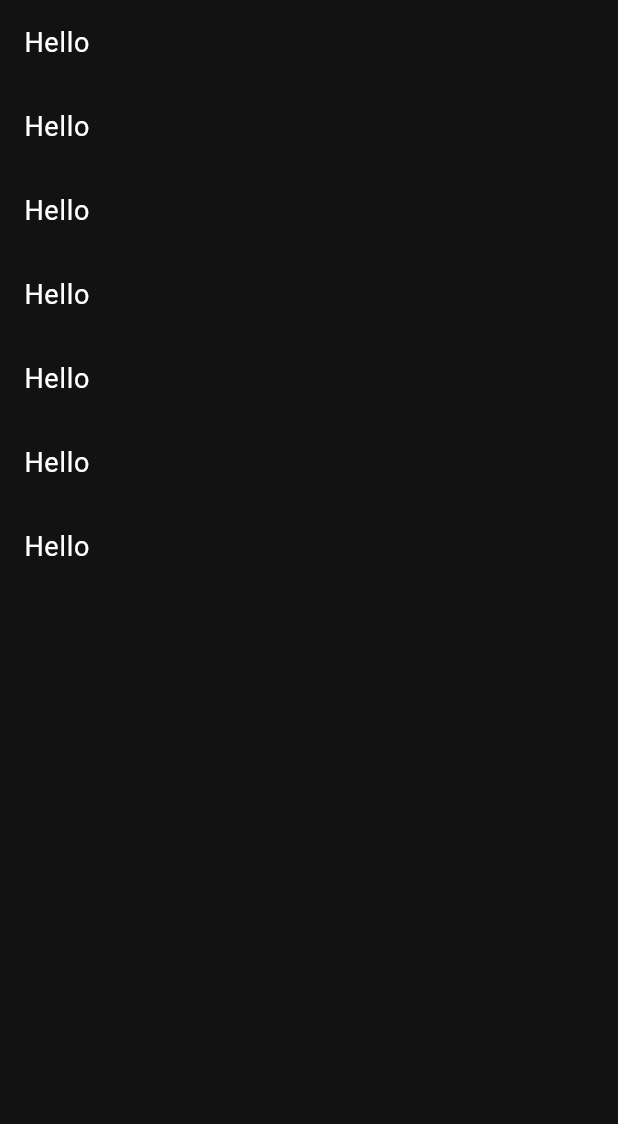
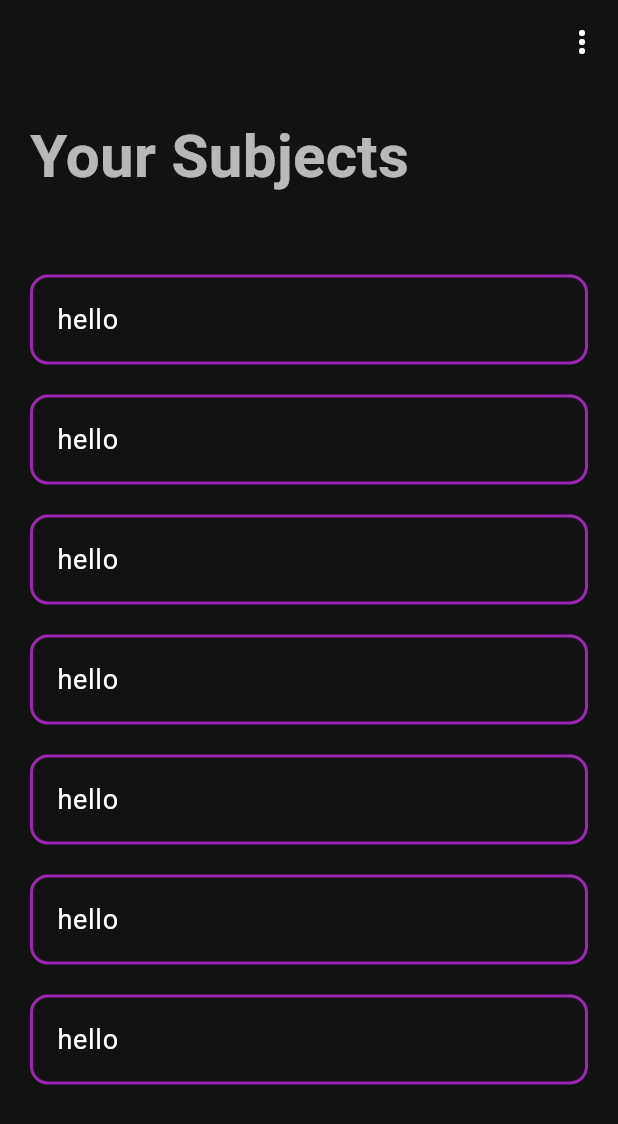
Before and after one commit to aashray374/upasthiti, a Flutter app: the Subjects screen opened directly, on a phone screen of 412 x 824 dp. Shown: the top 1124 px of the screen. Run offline on Flutter 3.47's test engine with Material 3 defaults, Android fonts, the light colour scheme and no system bars.

Commit message:
created Subjects screen

```diff
--- a/lib/components/subject_card.dart
+++ b/lib/components/subject_card.dart
@@ -6,8 +6,23 @@ class SubjectCard extends StatelessWidget {
 
   @override
   Widget build(BuildContext context) {
-    return ListTile(
-      title: Text(subjectName!),
+    return Padding(
+      padding: const EdgeInsets.symmetric(horizontal: 20,vertical: 10),
+      child: Container(
+        decoration: BoxDecoration(
+          borderRadius: BorderRadius.circular(12),
+          border: Border.all(
+            color: Colors.purple,
+            width: 2
+          )
+        ),
+        child: ListTile(
+          onTap: (){
+
+          },
+          title: Text(subjectName!),
+        ),
+      ),
     );
   }
 }
--- a/lib/main.dart
+++ b/lib/main.dart
@@ -30,7 +30,7 @@ class MyApp extends StatelessWidget {
         ),
       ),
       appBarTheme: AppBarTheme(
-        backgroundColor: Color(0xFF1F1F1F),
+        backgroundColor: Color(0xFF121212),
         foregroundColor: Colors.white,
         elevation: 0,
       ),
@@ -63,7 +63,7 @@ class MyApp extends StatelessWidget {
       debugShowCheckedModeBanner: false,
       themeMode: ThemeMode.dark,
       theme: darkTheme,
-      home: const LoginPage(),
+      home: const Subjects(),
     );
   }
 }
--- a/lib/screens/login.dart
+++ b/lib/screens/login.dart
@@ -7,7 +7,8 @@ class LoginPage extends StatelessWidget {
   @override
   Widget build(BuildContext context) {
     return Scaffold(
-      body: Container(
+      body: SingleChildScrollView(
+        child: Container(
           margin: const EdgeInsets.all(24),
           child: Column(
             mainAxisAlignment: MainAxisAlignment.spaceEvenly,
@@ -16,6 +17,7 @@ class LoginPage extends StatelessWidget {
               _inputField(context),
               _signup(context),
             ],
+          ),
         ),
       ),
     );
--- a/lib/screens/subjects.dart
+++ b/lib/screens/subjects.dart
@@ -12,8 +12,58 @@ class _SubjectsState extends State<Subjects> {
   @override
   Widget build(BuildContext context) {
     return Scaffold(
-      body: ListView.builder(itemCount: 7, itemBuilder: (context,index){
-        return SubjectCard(subjectName: "Hello",);
+      appBar: AppBar(
+        actions: [
+          PopupMenuButton<String>(
+            icon: Icon(Icons.more_vert), // The three dots icon
+            onSelected: (value) {
+              // Handle menu action here
+              if (value == 'edit') {
+                print('Edit tapped');
+              } else if (value == 'delete') {
+                print('Delete tapped');
+              }
+            },
+            itemBuilder: (BuildContext context) => <PopupMenuEntry<String>>[
+              PopupMenuItem<String>(
+                value: 'import',
+                child: Text('Import Subjects'),
+              ),
+              PopupMenuItem<String>(
+                value: 'export',
+                child: Text('Export Timetable'),
+              ),
+            ],
+          )
+        ],
+      ),
+      body : Column(
+        mainAxisAlignment: MainAxisAlignment.spaceEvenly,
+        crossAxisAlignment: CrossAxisAlignment.start,
+        children: [
+          SizedBox(height: 20,),
+          _header(context),
+          SizedBox(height: 40,),
+          _displaySubjects(context),
+        ],
+      ),
+    );
+  }
+
+  _header(context){
+    return Padding(
+      padding: const EdgeInsets.symmetric(horizontal: 20),
+      child: Text(
+        "Your Subjects",
+        style: TextStyle(fontSize: 40, fontWeight: FontWeight.bold),
+      ),
+    );
+  }
+
+  _displaySubjects(context){
+    return Expanded(
+      child: ListView.builder(itemCount: 7, itemBuilder: (context,index){
+        return SubjectCard(subjectName: "hello",);
       }),
     );
   }
```
Lines whose indentation alone changed are shown as unchanged.
